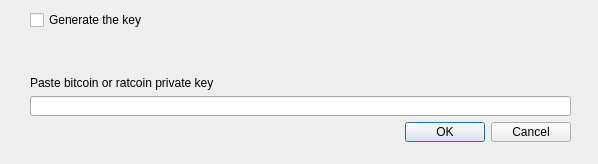
First picture: the form in src/qt/forms/addAddressDialog.ui, repository salarii/dims, before the edit.
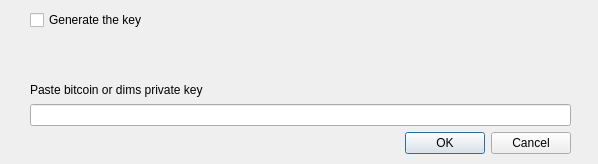
Second picture: the form after the edit.

Commit message: replace  ratcoin by  dims in dialog

```diff
--- a/src/qt/forms/addAddressDialog.ui
+++ b/src/qt/forms/addAddressDialog.ui
@@ -31,7 +31,7 @@
      <x>30</x>
      <y>10</y>
      <width>541</width>
-     <height>132</height>
+     <height>144</height>
     </rect>
    </property>
    <layout class="QVBoxLayout" name="verticalLayout">
@@ -75,7 +75,7 @@
     <item>
      <widget class="QLabel" name="keyLabel1">
       <property name="text">
-       <string>Paste bitcoin or ratcoin private key</string>
+       <string>Paste bitcoin or dims private key</string>
       </property>
      </widget>
     </item>
```
